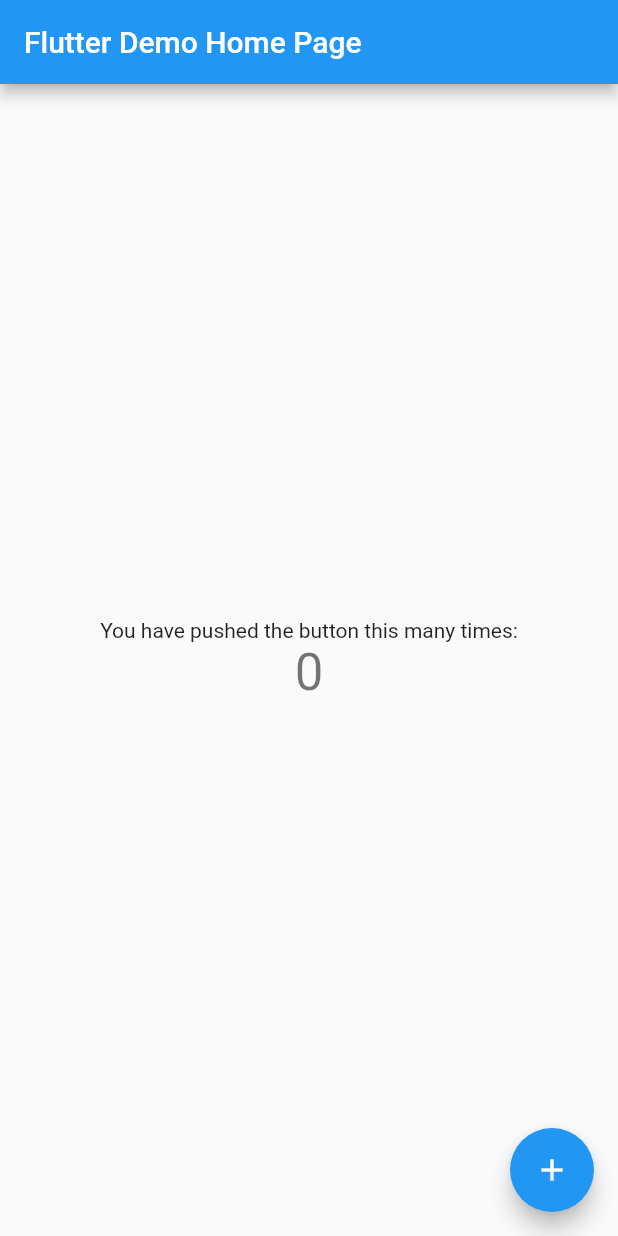
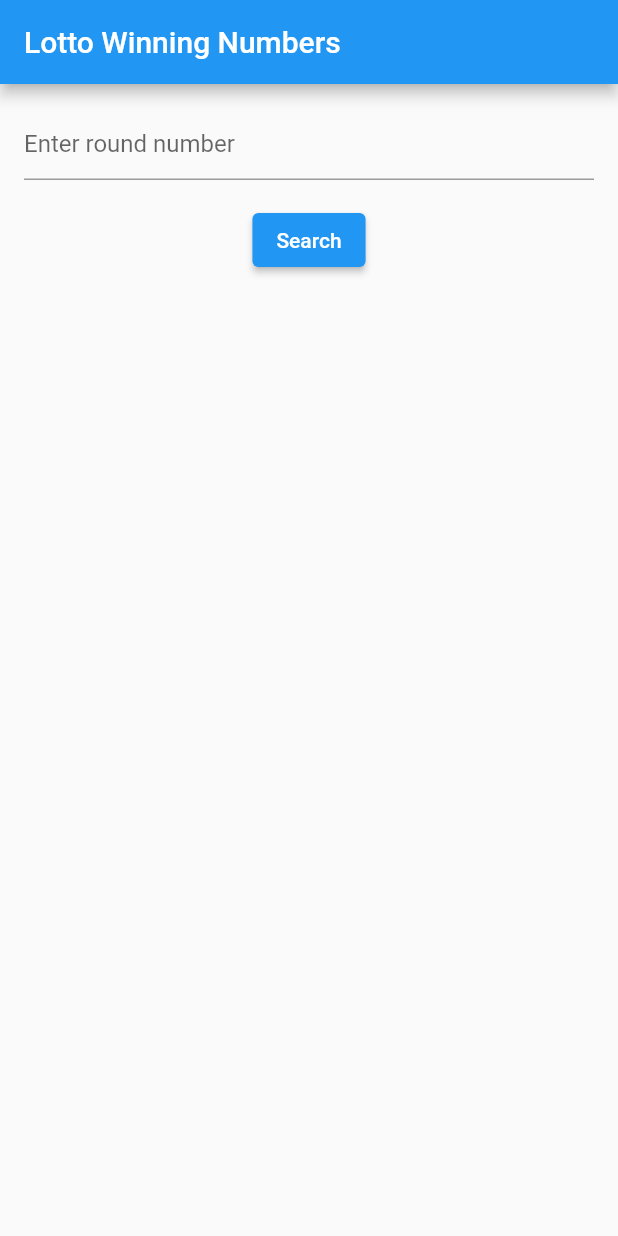
Before and after one commit to ByeonggeonGo/lotto_1, a Flutter app: the screen it shows after launch, on a phone screen of 412 x 824 dp. Run offline on Flutter 3.47's test engine with Material 2 defaults, Android fonts, the phone set to English and light mode, and no system bars.

Commit message:
first_build

```diff
--- /dev/null
+++ b/lib/lotto_api_client.dart
@@ -0,0 +1,16 @@
+import 'dart:convert';
+import 'package:http/http.dart' as http;
+
+class LottoApiClient {
+  static const baseUrl = 'https://www.dhlottery.co.kr/common.do';
+
+  Future<Map<String, dynamic>> fetchWinningNumbers(int round) async {
+    final url = '$baseUrl?method=getLottoNumber&drwNo=$round';
+    final response = await http.get(Uri.parse(url));
+    if (response.statusCode == 200) {
+      return json.decode(response.body);
+    } else {
+      throw Exception('Failed to load winning numbers');
+    }
+  }
+}
--- /dev/null
+++ b/lib/lotto_numbers.dart
@@ -0,0 +1,31 @@
+import 'dart:convert';
+import 'package:http/http.dart' as http;
+
+class LottoNumbers {
+  final int round;
+  final List<int> numbers;
+  final int bonusNumber;
+
+  LottoNumbers({
+    required this.round,
+    required this.numbers,
+    required this.bonusNumber,
+  });
+
+  factory LottoNumbers.fromJson(Map<String, dynamic> json) {
+    final List<int> numbers = [
+      json['drwtNo1'],
+      json['drwtNo2'],
+      json['drwtNo3'],
+      json['drwtNo4'],
+      json['drwtNo5'],
+      json['drwtNo6'],
+    ];
+
+    return LottoNumbers(
+      round: json['drwNo'],
+      numbers: numbers,
+      bonusNumber: json['bnusNo'],
+    );
+  }
+}
--- /dev/null
+++ b/lib/lotto_view.dart
@@ -0,0 +1,127 @@
+import 'package:flutter/material.dart';
+import 'package:provider/provider.dart';
+import 'lotto_view_model.dart';
+
+class LottoView extends StatefulWidget {
+  @override
+  _LottoViewState createState() => _LottoViewState();
+}
+
+class _LottoViewState extends State<LottoView> {
+  final _formKey = GlobalKey<FormState>();
+  final _controller = TextEditingController();
+
+  @override
+  void dispose() {
+    _controller.dispose();
+    super.dispose();
+  }
+
+  @override
+  Widget build(BuildContext context) {
+    final viewModel = Provider.of<LottoViewModel>(context);
+
+    return Scaffold(
+      appBar: AppBar(
+        title: Text('Lotto Winning Numbers'),
+      ),
+      body: SingleChildScrollView(
+        padding: EdgeInsets.all(16.0),
+        child: Column(
+          crossAxisAlignment: CrossAxisAlignment.start,
+          children: <Widget>[
+            Form(
+              key: _formKey,
+              child: Column(
+                crossAxisAlignment: CrossAxisAlignment.start,
+                children: <Widget>[
+                  TextFormField(
+                    controller: _controller,
+                    decoration: InputDecoration(
+                      hintText: 'Enter round number',
+                    ),
+                    validator: (value) {
+                      if (value == null || value.isEmpty) {
+                        return 'Please enter a round number';
+                      } else if (!RegExp(r'^\d+$').hasMatch(value)) {
+                        return 'Please enter a valid round number';
+                      } else {
+                        return null;
+                      }
+                    },
+                  ),
+                  SizedBox(height: 16.0),
+                  Center(
+                    child: ElevatedButton(
+                      onPressed: () {
+                        if (_formKey.currentState!.validate()) {
+                          final round = int.parse(_controller.text);
+                          viewModel.fetchWinningNumbers(round);
+                        }
+                      },
+                      child: Text('Search'),
+                    ),
+                  ),
+                ],
+              ),
+            ),
+            SizedBox(height: 16.0),
+            if (viewModel.hasData)
+              Column(
+                crossAxisAlignment: CrossAxisAlignment.start,
+                children: <Widget>[
+                  Text(
+                    'Winning Numbers:',
+                    style: TextStyle(
+                      fontWeight: FontWeight.bold,
+                      fontSize: 16.0,
+                    ),
+                  ),
+                  SizedBox(height: 8.0),
+                  Row(
+                    children: viewModel.numbers
+                        .map((number) => Container(
+                              margin: EdgeInsets.only(right: 8.0),
+                              child: CircleAvatar(
+                                backgroundColor: Colors.orange,
+                                child: Text(
+                                  '$number',
+                                  style: TextStyle(
+                                    fontWeight: FontWeight.bold,
+                                    color: Colors.white,
+                                  ),
+                                ),
+                              ),
+                            ))
+                        .toList(),
+                  ),
+                  SizedBox(height: 16.0),
+                  Text(
+                    'Bonus Number:',
+                    style: TextStyle(
+                      fontWeight: FontWeight.bold,
+                      fontSize: 16.0,
+                    ),
+                  ),
+                  SizedBox(height: 8.0),
+                  Container(
+                    margin: EdgeInsets.only(right: 8.0),
+                    child: CircleAvatar(
+                      backgroundColor: Colors.purple,
+                      child: Text(
+                        '${viewModel.bonusNumber}',
+                        style: TextStyle(
+                          fontWeight: FontWeight.bold,
+                          color: Colors.white,
+                        ),
+                      ),
+                    ),
+                  ),
+                ],
+              ),
+          ],
+        ),
+      ),
+    );
+  }
+}
--- /dev/null
+++ b/lib/lotto_view_model.dart
@@ -0,0 +1,22 @@
+import 'package:flutter/material.dart';
+import 'lotto_api_client.dart';
+import 'lotto_numbers.dart';
+
+class LottoViewModel extends ChangeNotifier {
+  final _apiClient = LottoApiClient();
+  LottoNumbers? _winningNumbers;
+
+  Future<void> fetchWinningNumbers(int round) async {
+    try {
+      final data = await _apiClient.fetchWinningNumbers(round);
+      _winningNumbers = LottoNumbers.fromJson(data);
+      notifyListeners();
+    } catch (e) {
+      print(e);
+    }
+  }
+
+  List<int> get numbers => _winningNumbers?.numbers ?? [];
+  int get bonusNumber => _winningNumbers?.bonusNumber ?? 0;
+  bool get hasData => _winningNumbers != null;
+}
--- a/lib/main.dart
+++ b/lib/main.dart
@@ -1,115 +1,24 @@
 import 'package:flutter/material.dart';
+import 'package:provider/provider.dart';
+import 'lotto_view.dart';
+import 'lotto_view_model.dart';
 
 void main() {
-  runApp(const MyApp());
+  runApp(MyApp());
 }
 
 class MyApp extends StatelessWidget {
-  const MyApp({Key? key}) : super(key: key);
-
-  // This widget is the root of your application.
   @override
   Widget build(BuildContext context) {
-    return MaterialApp(
-      title: 'Flutter Demo',
-      theme: ThemeData(
-        // This is the theme of your application.
-        //
-        // Try running your application with "flutter run". You'll see the
-        // application has a blue toolbar. Then, without quitting the app, try
-        // changing the primarySwatch below to Colors.green and then invoke
-        // "hot reload" (press "r" in the console where you ran "flutter run",
-        // or simply save your changes to "hot reload" in a Flutter IDE).
-        // Notice that the counter didn't reset back to zero; the application
-        // is not restarted.
-        primarySwatch: Colors.blue,
+    return ChangeNotifierProvider(
+      create: (_) => LottoViewModel(),
+      child: MaterialApp(
+        title: 'Lotto App',
+        theme: ThemeData(
+          primarySwatch: Colors.blue,
+        ),
+        home: LottoView(),
       ),
-      home: const MyHomePage(title: 'Flutter Demo Home Page'),
     );
   }
 }
-
-class MyHomePage extends StatefulWidget {
-  const MyHomePage({Key? key, required this.title}) : super(key: key);
-
-  // This widget is the home page of your application. It is stateful, meaning
-  // that it has a State object (defined below) that contains fields that affect
-  // how it looks.
-
-  // This class is the configuration for the state. It holds the values (in this
-  // case the title) provided by the parent (in this case the App widget) and
-  // used by the build method of the State. Fields in a Widget subclass are
-  // always marked "final".
-
-  final String title;
-
-  @override
-  State<MyHomePage> createState() => _MyHomePageState();
-}
-
-class _MyHomePageState extends State<MyHomePage> {
-  int _counter = 0;
-
-  void _incrementCounter() {
-    setState(() {
-      // This call to setState tells the Flutter framework that something has
-      // changed in this State, which causes it to rerun the build method below
-      // so that the display can reflect the updated values. If we changed
-      // _counter without calling setState(), then the build method would not be
-      // called again, and so nothing would appear to happen.
-      _counter++;
-    });
-  }
-
-  @override
-  Widget build(BuildContext context) {
-    // This method is rerun every time setState is called, for instance as done
-    // by the _incrementCounter method above.
-    //
-    // The Flutter framework has been optimized to make rerunning build methods
-    // fast, so that you can just rebuild anything that needs updating rather
-    // than having to individually change instances of widgets.
-    return Scaffold(
-      appBar: AppBar(
-        // Here we take the value from the MyHomePage object that was created by
-        // the App.build method, and use it to set our appbar title.
-        title: Text(widget.title),
-      ),
-      body: Center(
-        // Center is a layout widget. It takes a single child and positions it
-        // in the middle of the parent.
-        child: Column(
-          // Column is also a layout widget. It takes a list of children and
-          // arranges them vertically. By default, it sizes itself to fit its
-          // children horizontally, and tries to be as tall as its parent.
-          //
-          // Invoke "debug painting" (press "p" in the console, choose the
-          // "Toggle Debug Paint" action from the Flutter Inspector in Android
-          // Studio, or the "Toggle Debug Paint" command in Visual Studio Code)
-          // to see the wireframe for each widget.
-          //
-          // Column has various properties to control how it sizes itself and
-          // how it positions its children. Here we use mainAxisAlignment to
-          // center the children vertically; the main axis here is the vertical
-          // axis because Columns are vertical (the cross axis would be
-          // horizontal).
-          mainAxisAlignment: MainAxisAlignment.center,
-          children: <Widget>[
-            const Text(
-              'You have pushed the button this many times:',
-            ),
-            Text(
-              '$_counter',
-              style: Theme.of(context).textTheme.headline4,
-            ),
-          ],
-        ),
-      ),
-      floatingActionButton: FloatingActionButton(
-        onPressed: _incrementCounter,
-        tooltip: 'Increment',
-        child: const Icon(Icons.add),
-      ), // This trailing comma makes auto-formatting nicer for build methods.
-    );
-  }
-}
--- a/pubspec.yaml
+++ b/pubspec.yaml
@@ -34,6 +34,8 @@ dependencies:
   # The following adds the Cupertino Icons font to your application.
   # Use with the CupertinoIcons class for iOS style icons.
   cupertino_icons: ^1.0.2
+  http: ^0.13.5
+  provider: ^6.0.5
 
 dev_dependencies:
   flutter_test:
```
Also changed, not shown: pubspec.lock.
